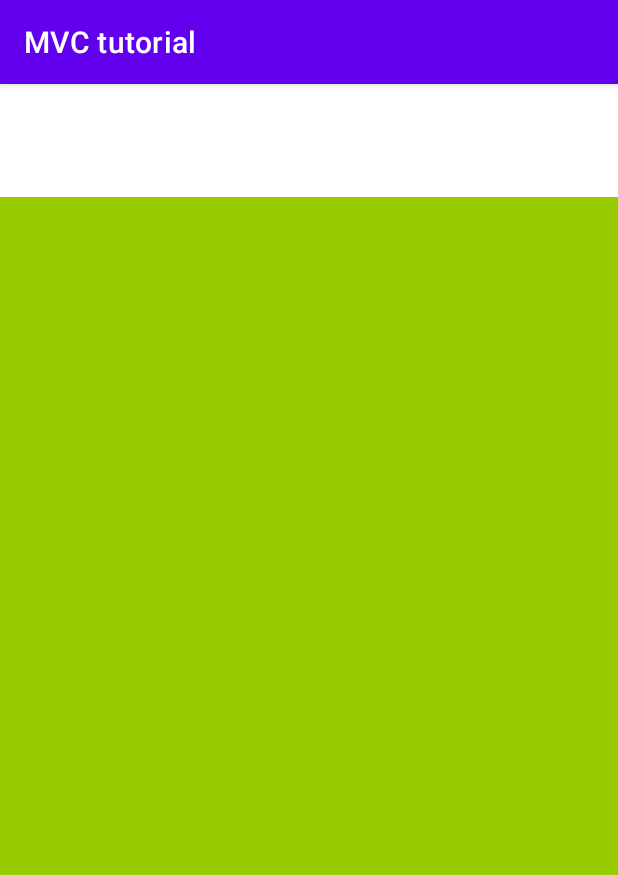
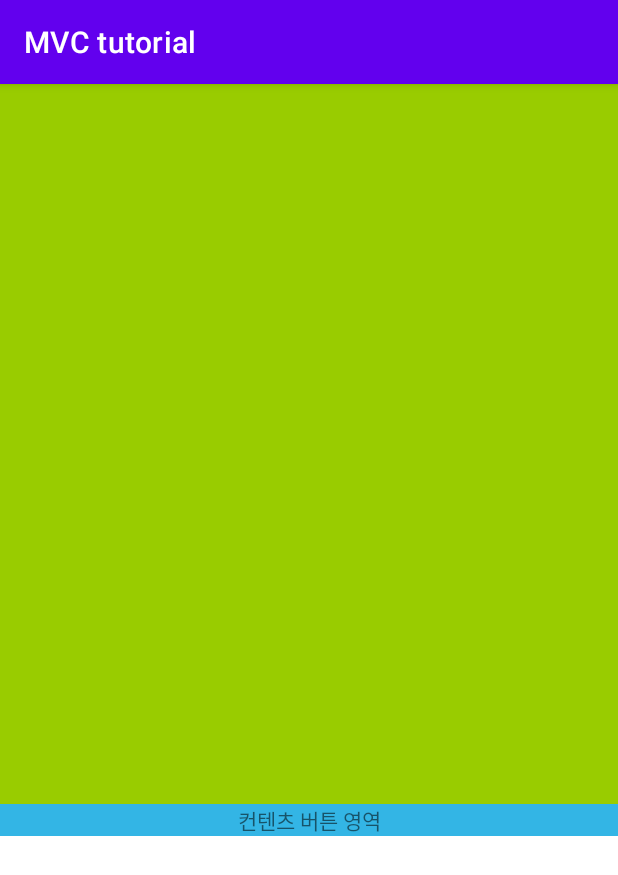
Before and after one commit to vnvj0033/Android-Daily-study, an Android app: the screen it shows after launch (MainActivity), on a phone screen of 412 x 824 dp. Shown: the top 875 px of the screen. Run offline under Robolectric (Android 15) with nearby library versions, the phone set to English and light mode, and no system bars.

Commit message:
스토리 보드 기본 스크롤 구현

```diff
--- a/app/src/main/res/layout/activity_main.xml
+++ b/app/src/main/res/layout/activity_main.xml
@@ -22,7 +22,6 @@
                 android:id="@+id/appbar"
                 android:layout_width="match_parent"
                 android:layout_height="wrap_content"
-                android:background="@android:color/transparent"
                 android:fitsSystemWindows="true"
                 app:elevation="0dp">
 
@@ -36,34 +35,35 @@
 
                     <ImageView
                         android:id="@+id/cuSectionBanner"
+                        android:background="@android:color/holo_green_light"
                         android:layout_width="match_parent"
-                        android:layout_height="wrap_content"
+                        android:layout_height="480dp"
                         app:layout_collapseMode="parallax"/>
 
                     <androidx.appcompat.widget.Toolbar
                         android:id="@+id/toolbar"
                         android:layout_width="match_parent"
-                        android:layout_height="wrap_content"
+                        android:layout_height="56dp"
                         app:layout_collapseMode="pin"/>
 
                 </com.google.android.material.appbar.CollapsingToolbarLayout>
 
                 <TextView
                     android:id="@+id/cuSectionShortcut"
+                    android:background="@android:color/holo_blue_light"
+                    android:text="컨텐츠 버튼 영역"
+                    android:gravity="center"
                     android:layout_width="match_parent"
                     android:layout_height="wrap_content"/>
 
             </com.google.android.material.appbar.AppBarLayout>
 
-            <ScrollView
-                android:id="@+id/review_main_info"
-                android:layout_width="match_parent"
-                android:background="@android:color/holo_green_light"
-                android:layout_height="1200dp"
-                app:layout_behavior="com.google.android.material.appbar.AppBarLayout$ScrollingViewBehavior"/>
+        </androidx.coordinatorlayout.widget.CoordinatorLayout>
 
-
-        </androidx.coordinatorlayout.widget.CoordinatorLayout>
+        <androidx.recyclerview.widget.RecyclerView
+            android:layout_width="match_parent"
+            android:layout_height="1200dp"
+            android:background="@android:color/holo_red_light"/>
 
     </LinearLayout>
 
```
